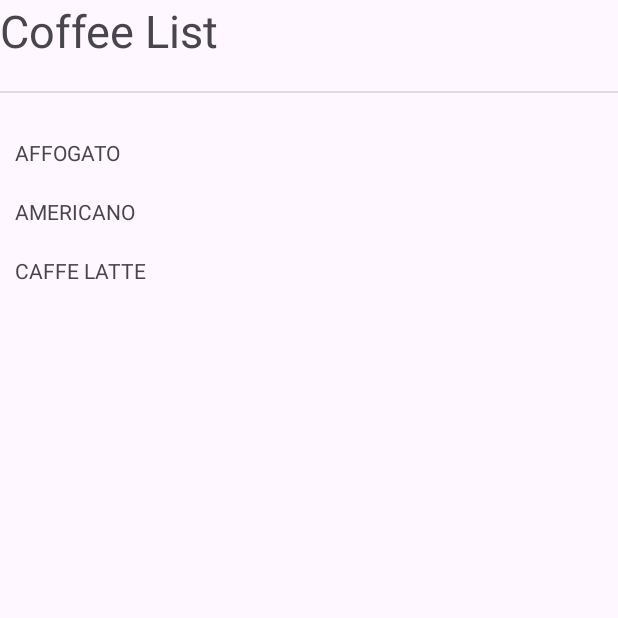
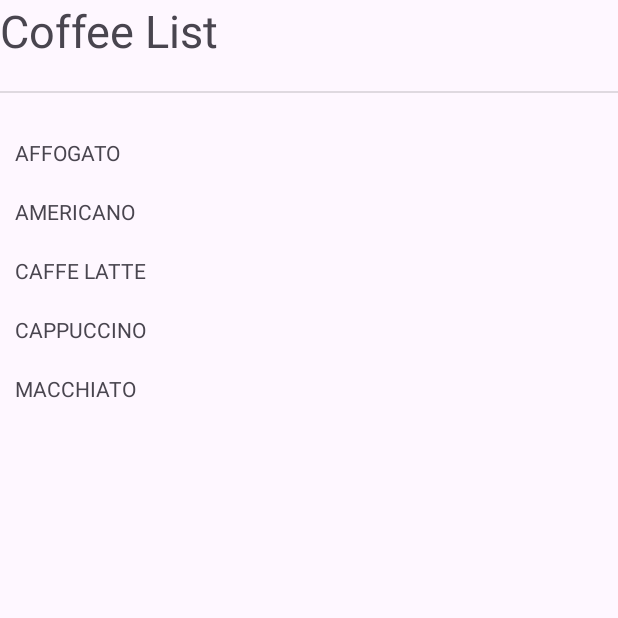
Before and after one commit to DikaraBintang/LAB_WEEK_03, an Android app: the screen it shows after launch (MainActivity), on a phone screen of 412 x 824 dp, the top half of it. Run offline under Robolectric (Android 15) with nearby library versions, the phone set to English and light mode, and no system bars.

Commit message:
Commit Message: “Commit No.5 – add back button & extend list

```diff
--- a/app/src/main/java/com/example/lab_week_03/ListFragment.kt
+++ b/app/src/main/java/com/example/lab_week_03/ListFragment.kt
@@ -35,7 +35,9 @@ class ListFragment : Fragment(){
         val coffeeList = listOf<View>(
             view.findViewById(R.id.affogato),
             view.findViewById(R.id.americano),
-            view.findViewById(R.id.latte)
+            view.findViewById(R.id.latte),
+            view.findViewById(R.id.cappuccino),
+            view.findViewById(R.id.macchiato)
         )
         coffeeList.forEach{ coffee ->
             val fragmentBundle = Bundle()
--- a/app/src/main/res/layout/fragment_detail.xml
+++ b/app/src/main/res/layout/fragment_detail.xml
@@ -25,4 +25,9 @@
         android:layout_height="wrap_content"
         android:gravity="center"
         tools:text="@string/affogato_desc" />
+    <Button
+        android:id="@+id/button"
+        android:layout_width="match_parent"
+        android:layout_height="wrap_content"
+        android:text="back" />
 </LinearLayout>
--- a/app/src/main/res/layout/fragment_list.xml
+++ b/app/src/main/res/layout/fragment_list.xml
@@ -38,5 +38,17 @@
             android:layout_height="wrap_content"
             android:padding="10dp"
             android:text="@string/latte_title"/>
+        <TextView
+            android:id="@+id/cappuccino"
+            android:layout_width="match_parent"
+            android:layout_height="wrap_content"
+            android:padding="10dp"
+            android:text="@string/cappuccino_title"/>
+        <TextView
+            android:id="@+id/macchiato"
+            android:layout_width="match_parent"
+            android:layout_height="wrap_content"
+            android:padding="10dp"
+            android:text="@string/macchiato_title"/>
     </LinearLayout>
 </ScrollView>
--- a/app/src/main/res/values/strings.xml
+++ b/app/src/main/res/values/strings.xml
@@ -12,5 +12,10 @@
     <string name="latte_desc">A tall, mild \'milk coffee\' (about 150-300 ml). An
     espresso with steamed milk and only a little milk foam poured over it. Serve in a
     latte glass or a coffee cup. Flavored syrup can be added.</string>
+    <string name="cappuccino_title">CAPPUCCINO</string>
+    <string name="cappuccino_desc">Equal parts espresso, steamed milk, and milk foam (about 150 to 180 ml). Creamy and balanced, served in a small coffee cup with a thick layer of foam.</string>
+
+    <string name="macchiato_title">MACCHIATO</string>
+    <string name="macchiato_desc">A bold shot of espresso “stained” with a small dollop of milk foam or a splash of steamed milk (about 60 to 90 ml). Strong espresso flavor with just a hint of milk.</string>
     <string name="coffee_list">Coffee List</string>
 </resources>
```
Also changed, not shown: app/src/main/java/com/example/lab_week_03/DetailFragment.kt (+17 -0 lines).
